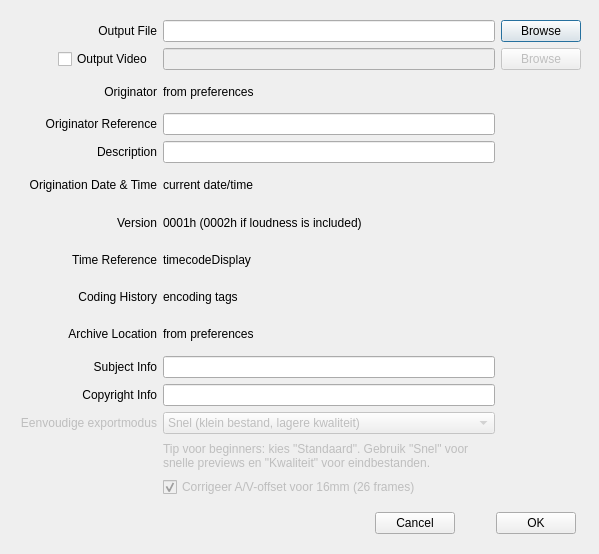
stoefer/aeo-light, file extractdialog.ui: the form before one commit.
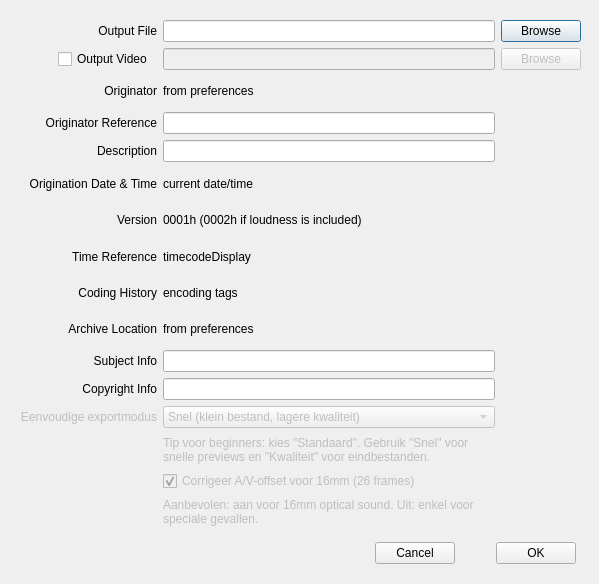
The form after the commit.

Commit message: Add beginner help text for 16mm AV offset toggle

What changed in the file:
```diff
--- a/extractdialog.ui
+++ b/extractdialog.ui
@@ -7,7 +7,7 @@
     <x>0</x>
     <y>0</y>
     <width>599</width>
-    <height>554</height>
+    <height>584</height>
    </rect>
   </property>
   <property name="windowTitle">
@@ -19,7 +19,7 @@
      <x>20</x>
      <y>20</y>
      <width>561</width>
-     <height>477</height>
+     <height>507</height>
     </rect>
    </property>
    <layout class="QGridLayout" name="gridLayout">
@@ -297,13 +297,26 @@
       </property>
      </widget>
     </item>
+    <item row="15" column="1">
+     <widget class="QLabel" name="avOffsetHelpLabel">
+      <property name="enabled">
+       <bool>false</bool>
+      </property>
+      <property name="text">
+       <string>Aanbevolen: aan voor 16mm optical sound. Uit: enkel voor speciale gevallen.</string>
+      </property>
+      <property name="wordWrap">
+       <bool>true</bool>
+      </property>
+     </widget>
+    </item>
    </layout>
   </widget>
   <widget class="QWidget" name="horizontalLayoutWidget">
    <property name="geometry">
     <rect>
      <x>375</x>
-     <y>507</y>
+     <y>537</y>
      <width>201</width>
      <height>32</height>
     </rect>
```
The commit also changes 1 other file.
